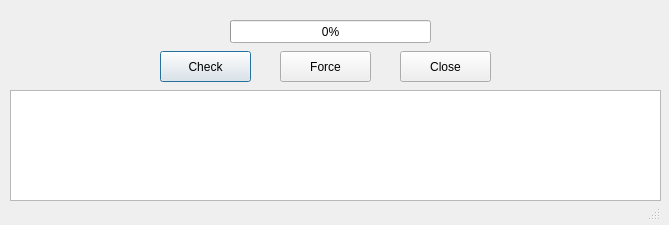
adgellida/ubunsys, file src/updatescriptsdialog.ui: the form before one commit.
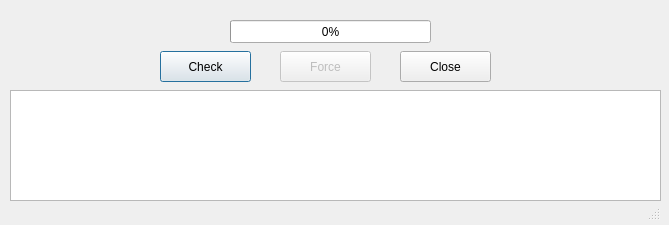
The form after the commit.

```diff
--- a/src/updatescriptsdialog.ui
+++ b/src/updatescriptsdialog.ui
@@ -76,6 +76,9 @@
    </property>
   </widget>
   <widget class="QPushButton" name="forceButton">
+   <property name="enabled">
+    <bool>false</bool>
+   </property>
    <property name="geometry">
     <rect>
      <x>280</x>
```
